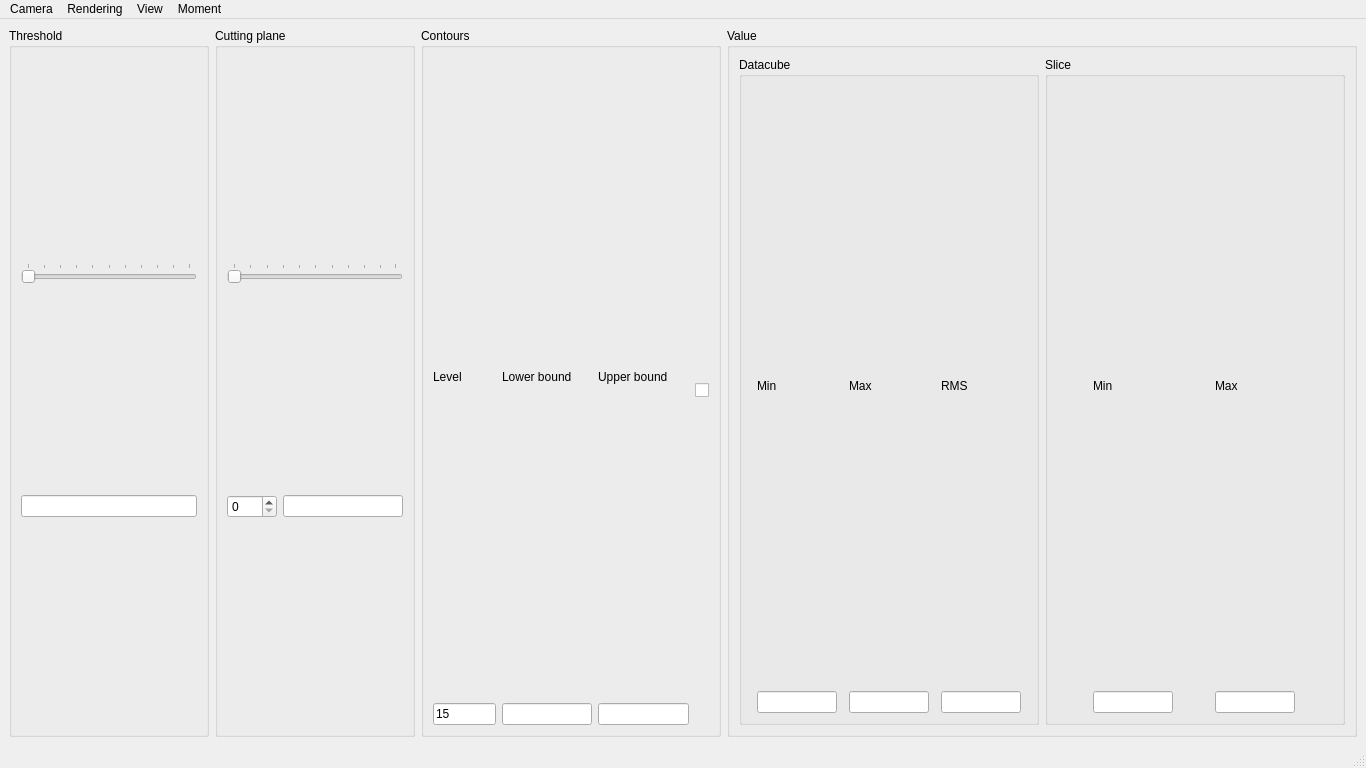
This is Code/ui/pqwindowcube.ui in VisIVOLab/VisIVOVisualAnalytics as Qt 5 draws it before an edit. The edited form follows.
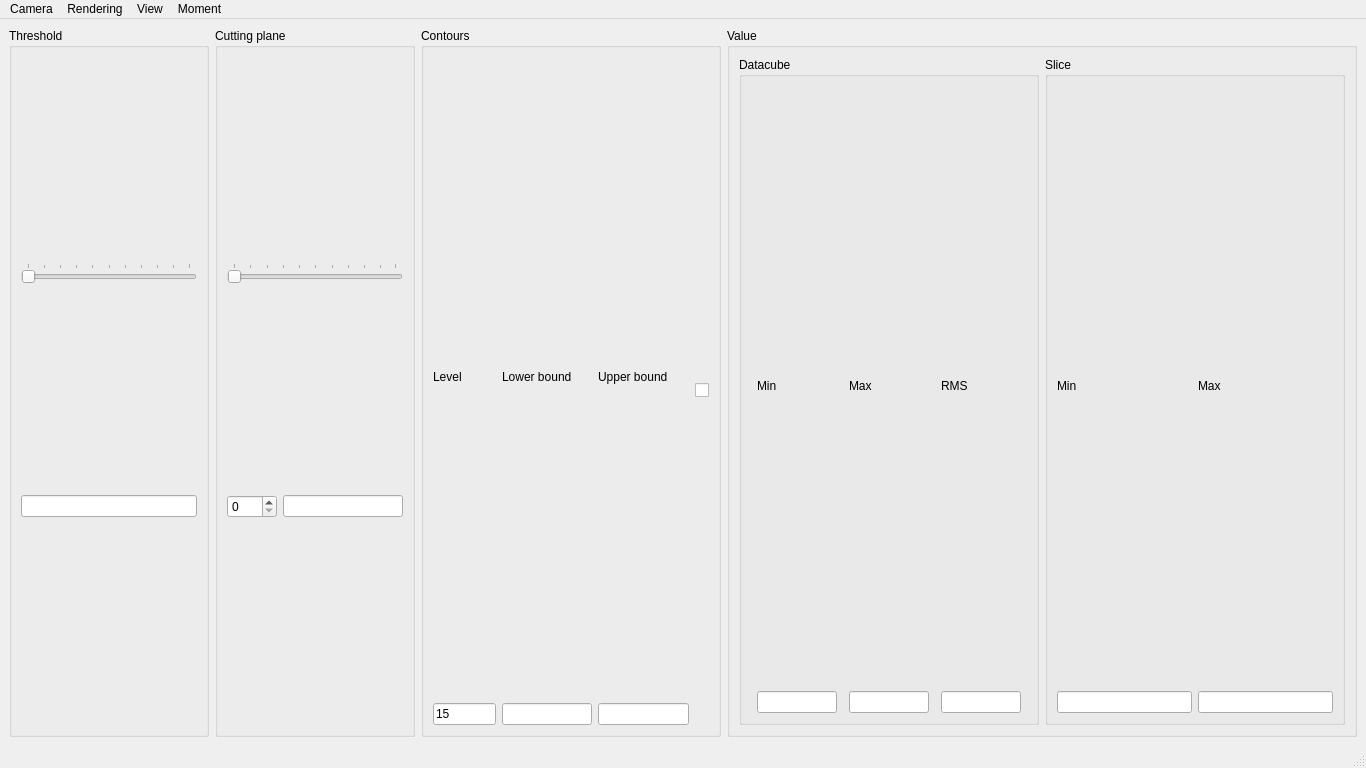
This is the edited form. Icons and pictures are not drawn.

Commit message:
Fix issue with caching and not showing correct data immediately.
Now shows errors coming from server on first load, but doesn't affect anything tangible.

```diff
--- a/Code/ui/pqwindowcube.ui
+++ b/Code/ui/pqwindowcube.ui
@@ -359,7 +359,7 @@
                <widget class="QLineEdit" name="minSliceText">
                 <property name="maximumSize">
                  <size>
-                  <width>80</width>
+                  <width>160</width>
                   <height>16777215</height>
                  </size>
                 </property>
@@ -389,7 +389,7 @@
                <widget class="QLineEdit" name="maxSliceText">
                 <property name="maximumSize">
                  <size>
-                  <width>80</width>
+                  <width>160</width>
                   <height>16777215</height>
                  </size>
                 </property>
```
The commit also changes 2 other files.
